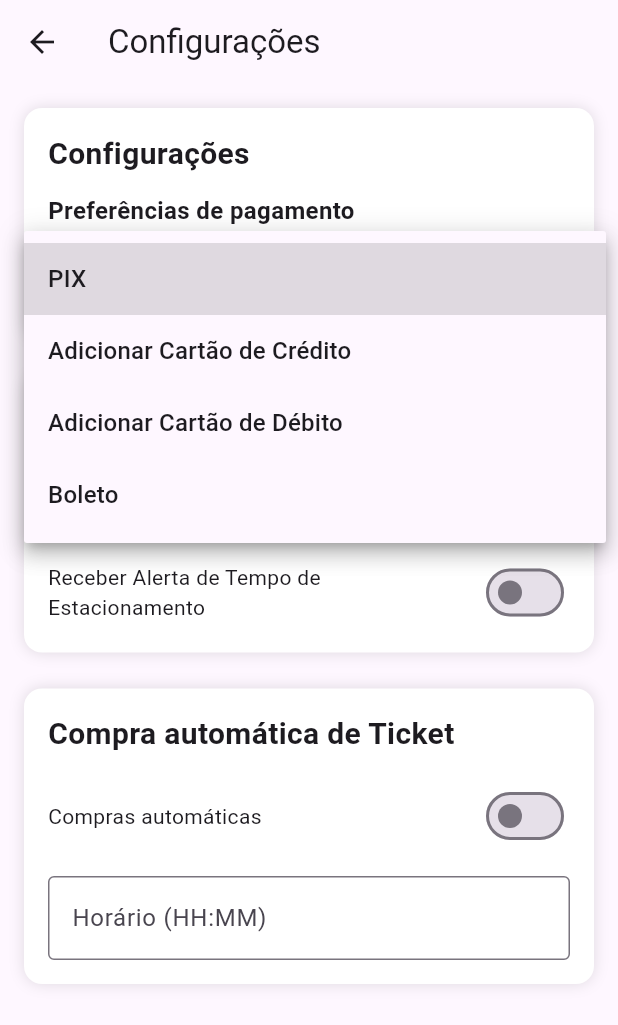
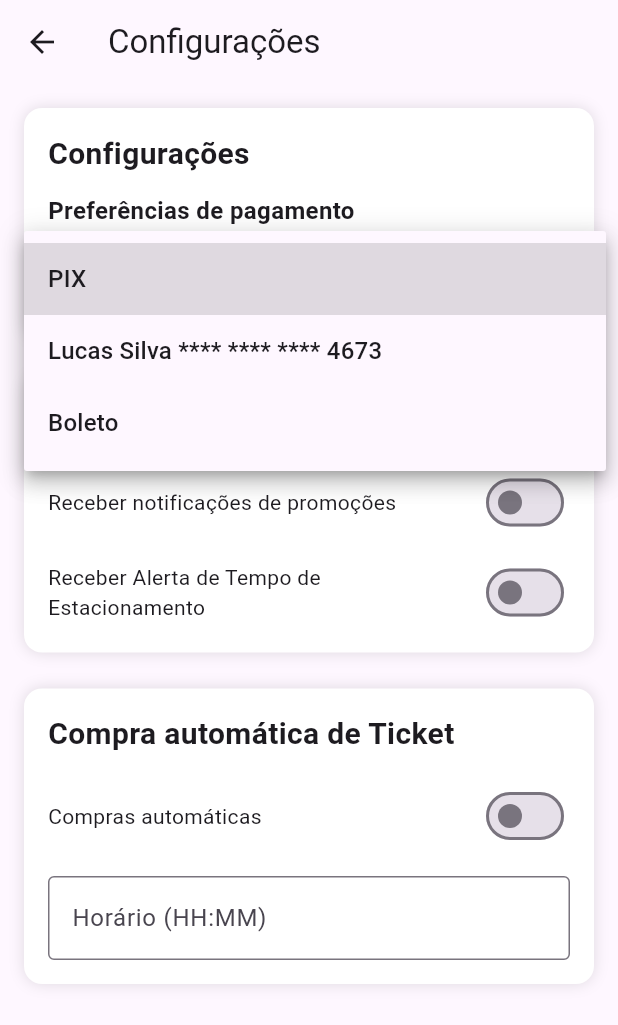
Before and after one commit to LucasCGentile/estaciona_facil, a Flutter app: the ConfigPage screen opened directly, after a tap on "Escolha um método", on a phone screen of 412 x 824 dp. Shown: the top 1025 px of the screen. Run offline on Flutter 3.47's test engine with Material 3 defaults, Android fonts, the phone set to English and light mode, and no system bars; our stand-ins replace lottie, mask_text_input_formatter, pin_code_fields, shared_preferences; accounts and stored records are empty; network calls fail.

Commit message:
update config
correção - adicionado cartao ficticio

```diff
--- a/lib/pages/config_page.dart
+++ b/lib/pages/config_page.dart
@@ -186,12 +186,8 @@ class _ConfigPageState extends State<ConfigPage> {
     List<DropdownMenuItem<String>> itensDropdown = [
       const DropdownMenuItem(value: 'PIX', child: Text('PIX')),
       const DropdownMenuItem(
-        value: 'Adicionar Cartão de Crédito',
-        child: Text('Adicionar Cartão de Crédito'),
-      ),
-      const DropdownMenuItem(
-        value: 'Adicionar Cartão de Débito',
-        child: Text('Adicionar Cartão de Débito'),
+        value: 'Lucas Silva **** **** **** 4673',
+        child: Text('Lucas Silva **** **** **** 4673'),
       ),
       const DropdownMenuItem(value: 'Boleto', child: Text('Boleto')),
     ];
```
